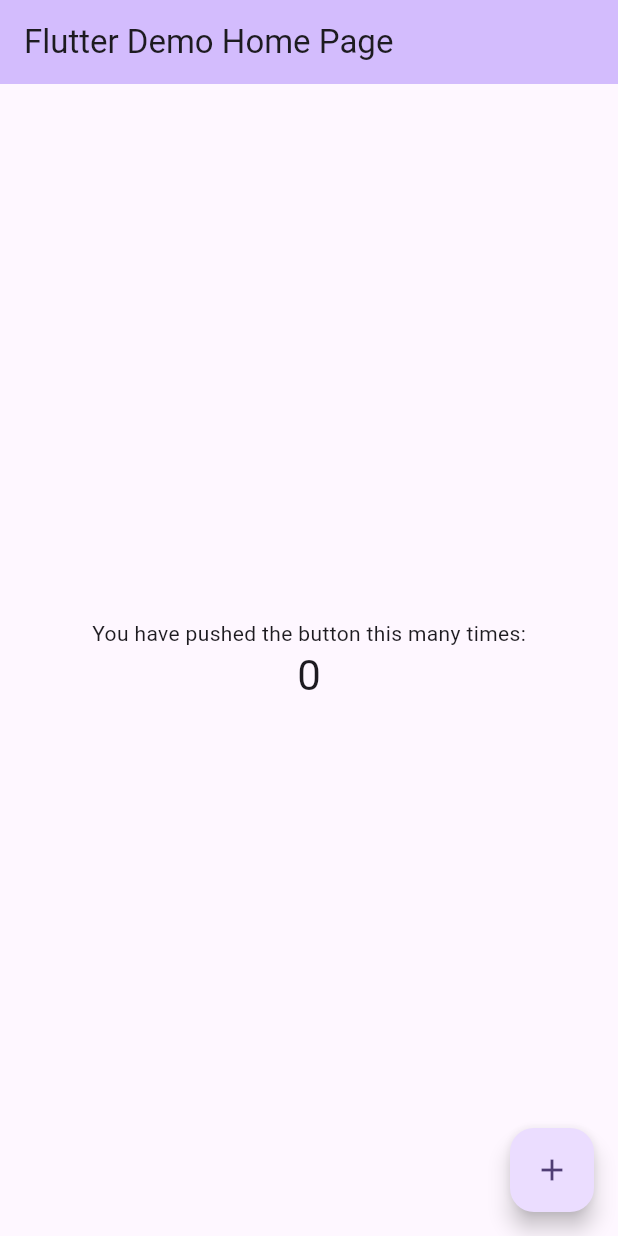
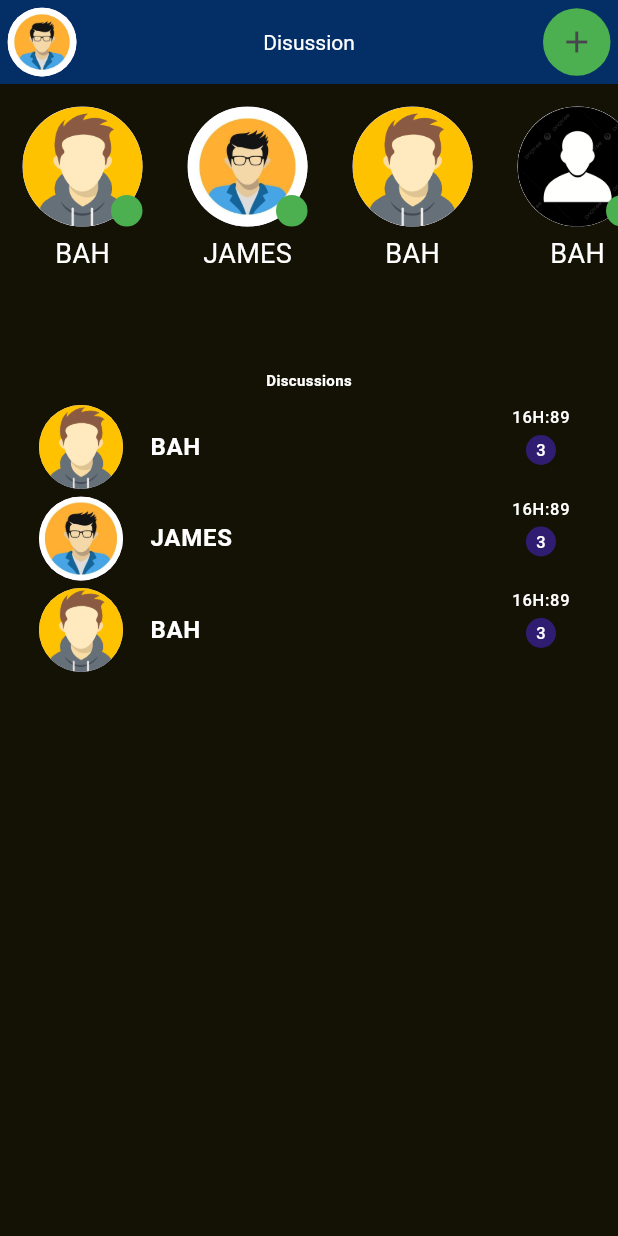
Before and after one commit to ibsadjobah/odc_chat_app, a Flutter app: the screen it shows after launch, on a phone screen of 412 x 824 dp. Run offline on Flutter 3.47's test engine with Material 3 defaults, Android fonts, the phone set to English and light mode, and no system bars.

Commit message:
Creation d'une interface de discussion et user  statique

```diff
--- a/lib/main.dart
+++ b/lib/main.dart
@@ -1,125 +1,18 @@
 import 'package:flutter/material.dart';
+import 'package:odc_chat_app/screens/home.dart';
 
 void main() {
-  runApp(const MyApp());
+  runApp(const MyFirstApp());
 }
 
-class MyApp extends StatelessWidget {
-  const MyApp({super.key});
+class MyFirstApp extends StatelessWidget {
+  const MyFirstApp({super.key});
 
-  // This widget is the root of your application.
   @override
   Widget build(BuildContext context) {
     return MaterialApp(
-      title: 'Flutter Demo',
-      theme: ThemeData(
-        // This is the theme of your application.
-        //
-        // TRY THIS: Try running your application with "flutter run". You'll see
-        // the application has a purple toolbar. Then, without quitting the app,
-        // try changing the seedColor in the colorScheme below to Colors.green
-        // and then invoke "hot reload" (save your changes or press the "hot
-        // reload" button in a Flutter-supported IDE, or press "r" if you used
-        // the command line to start the app).
-        //
-        // Notice that the counter didn't reset back to zero; the application
-        // state is not lost during the reload. To reset the state, use hot
-        // restart instead.
-        //
-        // This works for code too, not just values: Most code changes can be
-        // tested with just a hot reload.
-        colorScheme: ColorScheme.fromSeed(seedColor: Colors.deepPurple),
-        useMaterial3: true,
-      ),
-      home: const MyHomePage(title: 'Flutter Demo Home Page'),
+      debugShowCheckedModeBanner: false,
+      home: HomePage(),
     );
   }
 }
-
-class MyHomePage extends StatefulWidget {
-  const MyHomePage({super.key, required this.title});
-
-  // This widget is the home page of your application. It is stateful, meaning
-  // that it has a State object (defined below) that contains fields that affect
-  // how it looks.
-
-  // This class is the configuration for the state. It holds the values (in this
-  // case the title) provided by the parent (in this case the App widget) and
-  // used by the build method of the State. Fields in a Widget subclass are
-  // always marked "final".
-
-  final String title;
-
-  @override
-  State<MyHomePage> createState() => _MyHomePageState();
-}
-
-class _MyHomePageState extends State<MyHomePage> {
-  int _counter = 0;
-
-  void _incrementCounter() {
-    setState(() {
-      // This call to setState tells the Flutter framework that something has
-      // changed in this State, which causes it to rerun the build method below
-      // so that the display can reflect the updated values. If we changed
-      // _counter without calling setState(), then the build method would not be
-      // called again, and so nothing would appear to happen.
-      _counter++;
-    });
-  }
-
-  @override
-  Widget build(BuildContext context) {
-    // This method is rerun every time setState is called, for instance as done
-    // by the _incrementCounter method above.
-    //
-    // The Flutter framework has been optimized to make rerunning build methods
-    // fast, so that you can just rebuild anything that needs updating rather
-    // than having to individually change instances of widgets.
-    return Scaffold(
-      appBar: AppBar(
-        // TRY THIS: Try changing the color here to a specific color (to
-        // Colors.amber, perhaps?) and trigger a hot reload to see the AppBar
-        // change color while the other colors stay the same.
-        backgroundColor: Theme.of(context).colorScheme.inversePrimary,
-        // Here we take the value from the MyHomePage object that was created by
-        // the App.build method, and use it to set our appbar title.
-        title: Text(widget.title),
-      ),
-      body: Center(
-        // Center is a layout widget. It takes a single child and positions it
-        // in the middle of the parent.
-        child: Column(
-          // Column is also a layout widget. It takes a list of children and
-          // arranges them vertically. By default, it sizes itself to fit its
-          // children horizontally, and tries to be as tall as its parent.
-          //
-          // Column has various properties to control how it sizes itself and
-          // how it positions its children. Here we use mainAxisAlignment to
-          // center the children vertically; the main axis here is the vertical
-          // axis because Columns are vertical (the cross axis would be
-          // horizontal).
-          //
-          // TRY THIS: Invoke "debug painting" (choose the "Toggle Debug Paint"
-          // action in the IDE, or press "p" in the console), to see the
-          // wireframe for each widget.
-          mainAxisAlignment: MainAxisAlignment.center,
-          children: <Widget>[
-            const Text(
-              'You have pushed the button this many times:',
-            ),
-            Text(
-              '$_counter',
-              style: Theme.of(context).textTheme.headlineMedium,
-            ),
-          ],
-        ),
-      ),
-      floatingActionButton: FloatingActionButton(
-        onPressed: _incrementCounter,
-        tooltip: 'Increment',
-        child: const Icon(Icons.add),
-      ), // This trailing comma makes auto-formatting nicer for build methods.
-    );
-  }
-}
--- /dev/null
+++ b/lib/screens/home.dart
@@ -0,0 +1,246 @@
+import 'package:flutter/material.dart';
+import 'package:flutter/rendering.dart';
+import 'package:flutter/widgets.dart';
+
+class HomePage extends StatefulWidget {
+  const HomePage({super.key});
+
+  @override
+  State<HomePage> createState() => _HomePageState();
+}
+
+class _HomePageState extends State<HomePage>
+    with SingleTickerProviderStateMixin {
+  late AnimationController _controller;
+
+  List users = [
+    {"nom": "BAH", "image": "assets/users/a.png", "status": true},
+    {"nom": "JAMES", "image": "assets/users/avatar.jpg", "status": true},
+    {"nom": "BAH", "image": "assets/users/a.png", "status": false},
+    {"nom": "BAH", "image": "assets/users/aa.jpg", "status": true},
+  ];
+
+  List messages = [];
+
+  double fontSize = 10;
+  //double fontmax = 25;
+
+  @override
+  void initState() {
+    super.initState();
+    _controller = AnimationController(vsync: this);
+
+    messages = [
+      {
+        'user': users[0],
+        'message': 'Message de la ',
+        "heure": '16H:89',
+        "status": 3
+      },
+      {
+        'user': users[1],
+        'message': 'Message de la ',
+        "heure": '16H:89',
+        "status": 3
+      },
+      {
+        'user': users[2],
+        'message': 'Message de la ',
+        "heure": '16H:89',
+        "status": 3
+      },
+    ];
+  }
+
+  @override
+  void dispose() {
+    _controller.dispose();
+    super.dispose();
+  }
+
+  @override
+  Widget build(BuildContext context) {
+    return Scaffold(
+      backgroundColor: HexColor("#131205"),
+      appBar: AppBar(
+        title: Text("Disussion"),
+        titleTextStyle: TextStyle(color: Colors.white),
+        actions: [
+          Padding(
+            padding: EdgeInsets.all(5),
+            child: Container(
+              decoration: BoxDecoration(
+                  color: Colors.green,
+                  borderRadius: BorderRadius.all(Radius.circular(40))),
+              height: 45,
+              width: 45,
+              child: Center(
+                child: Icon(Icons.add),
+              ),
+            ),
+          ),
+        ],
+        centerTitle: true,
+        elevation: 0,
+        backgroundColor: HexColor("#042f66"),
+        leading: Padding(
+          padding: EdgeInsets.all(5),
+          child: CircleAvatar(
+            backgroundImage: AssetImage("assets/users/avatar.jpg"),
+          ),
+        ),
+      ),
+      body: SingleChildScrollView(
+        child: Column(
+          children: [
+            Container(
+              height: 180,
+              child: ListView(
+                scrollDirection: Axis.horizontal,
+                children: List.generate(users.length, (index) {
+                  return createAvatar(user: users[index]);
+                }),
+              ),
+            ),
+            Padding(
+              padding: EdgeInsets.all(10),
+              child: Text(
+                "Discussions",
+                style: TextStyle(
+                  color: Colors.white,
+                  fontSize: fontSize,
+                  fontWeight: FontWeight.bold,
+                ),
+              ),
+            ),
+            ListView(
+              shrinkWrap: true,
+              children: List.generate(messages.length, (index) {
+                return createMessage(message: messages[index]);
+              }),
+            )
+          ],
+        ),
+      ),
+    );
+  }
+
+  Widget createMessage({required Map message}) {
+    return Padding(
+      padding: EdgeInsets.only(
+        bottom: 5,
+        left: 8,
+        right: 8,
+      ),
+      child: ListTile(
+        textColor: Colors.white,
+        title: Text(
+          message['user']['nom'],
+          style: TextStyle(fontWeight: FontWeight.bold),
+        ),
+        //subtitle: Text(message['message']),
+        leading: GestureDetector(
+          onTap: () {
+            setState(() {
+              if (fontSize < 25)
+                fontSize = fontSize + 25;
+              else {
+                fontSize = fontSize - 10;
+              }
+            });
+          },
+          child: CircleAvatar(
+            radius: 30,
+            backgroundImage: AssetImage(message['user']['image']),
+          ),
+        ),
+        trailing: Column(
+          children: [
+            Text(message['heure']),
+            SizedBox(
+              height: 4,
+            ),
+            Container(
+              height: 20,
+              width: 20,
+              decoration: BoxDecoration(
+                  color: HexColor('#301c70'),
+                  borderRadius: BorderRadius.all(Radius.circular(15))),
+              child: Center(
+                child: Text(message['status'].toString()),
+              ),
+            ),
+          ],
+        ),
+      ),
+    );
+  }
+
+  Widget createAvatar({required Map user}) {
+    return Padding(
+      padding: EdgeInsets.all(10),
+      child: Column(
+        children: [
+          Padding(
+            padding: EdgeInsets.all(5),
+            child: Stack(
+              children: [
+                CircleAvatar(
+                  radius: 40,
+                  backgroundImage: AssetImage(user['image']),
+                ),
+                user['status']
+                    ? Positioned(
+                        bottom: 1,
+                        right: 1,
+                        child: Container(
+                          height: 18,
+                          width: 18,
+                          decoration: BoxDecoration(
+                              color: Colors.black,
+                              borderRadius:
+                                  BorderRadius.all(Radius.circular(28))),
+                        ),
+                      )
+                    : const SizedBox(),
+                user['status']
+                    ? Positioned(
+                        bottom: 0,
+                        right: 0,
+                        child: Container(
+                          height: 21,
+                          width: 21,
+                          decoration: BoxDecoration(
+                            color: Colors.green,
+                            borderRadius: BorderRadius.all(Radius.circular(20)),
+                          ),
+                        ),
+                      )
+                    : const SizedBox()
+              ],
+            ),
+          ),
+          Text(
+            user['nom'],
+            style: TextStyle(
+              color: Colors.white,
+              fontSize: 18,
+            ),
+          )
+        ],
+      ),
+    );
+  }
+}
+
+class HexColor extends Color {
+  static int _getColorFromHex(String hexColor) {
+    hexColor = hexColor.toUpperCase().replaceAll("#", "");
+    if (hexColor.length == 6) {
+      hexColor = "FF" + hexColor;
+    }
+    return int.parse(hexColor, radix: 16);
+  }
+
+  HexColor(final String hexColor) : super(_getColorFromHex(hexColor));
+}
```
Also changed, not shown: pubspec.yaml (+4 -3 lines), assets/images/a.png (added), assets/images/aa.jpg (added), assets/images/avatar.jpg (added), assets/users/a.png (added), assets/users/aa.jpg (added), assets/users/avatar.jpg (added).
